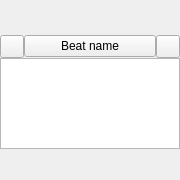
Old version of the form ui/scene_beat_item_widget.ui in the repository zkovari/plotlyst.
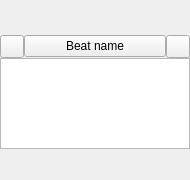
New version of the form. Custom widgets are drawn as their Qt base class.

Commit message: Wider beat widget

```diff
--- a/ui/scene_beat_item_widget.ui
+++ b/ui/scene_beat_item_widget.ui
@@ -6,7 +6,7 @@
    <rect>
     <x>0</x>
     <y>0</y>
-    <width>180</width>
+    <width>190</width>
     <height>180</height>
    </rect>
   </property>
@@ -18,13 +18,13 @@
   </property>
   <property name="minimumSize">
    <size>
-    <width>180</width>
+    <width>190</width>
     <height>180</height>
    </size>
   </property>
   <property name="maximumSize">
    <size>
-    <width>180</width>
+    <width>190</width>
     <height>180</height>
    </size>
   </property>
```
